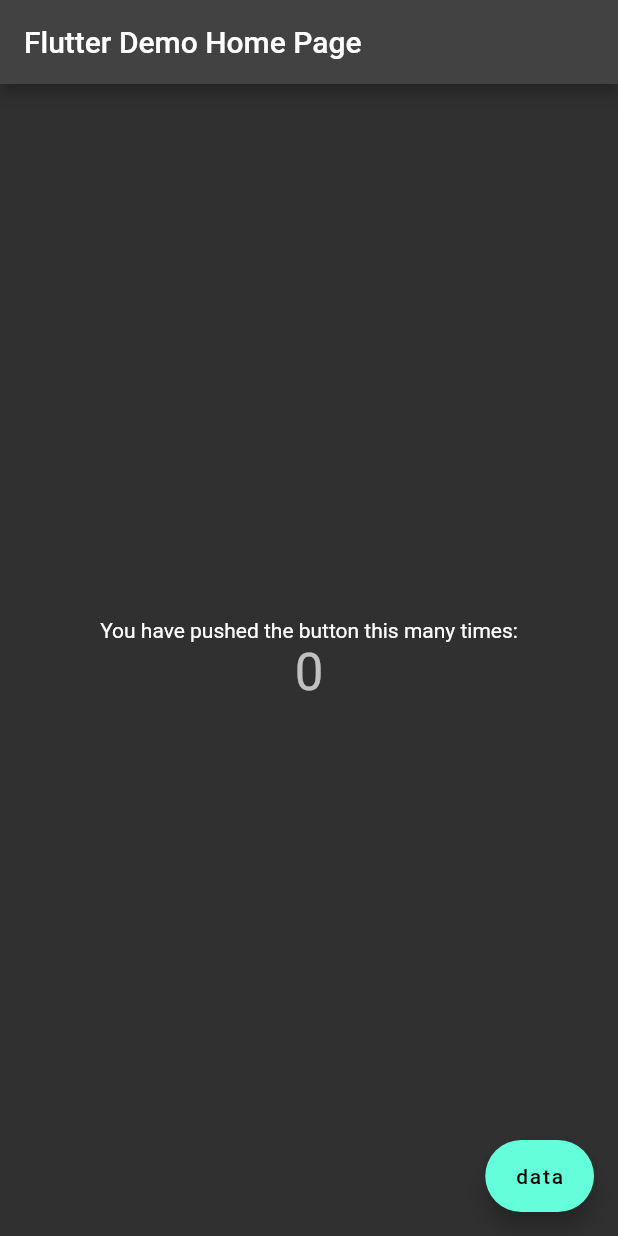
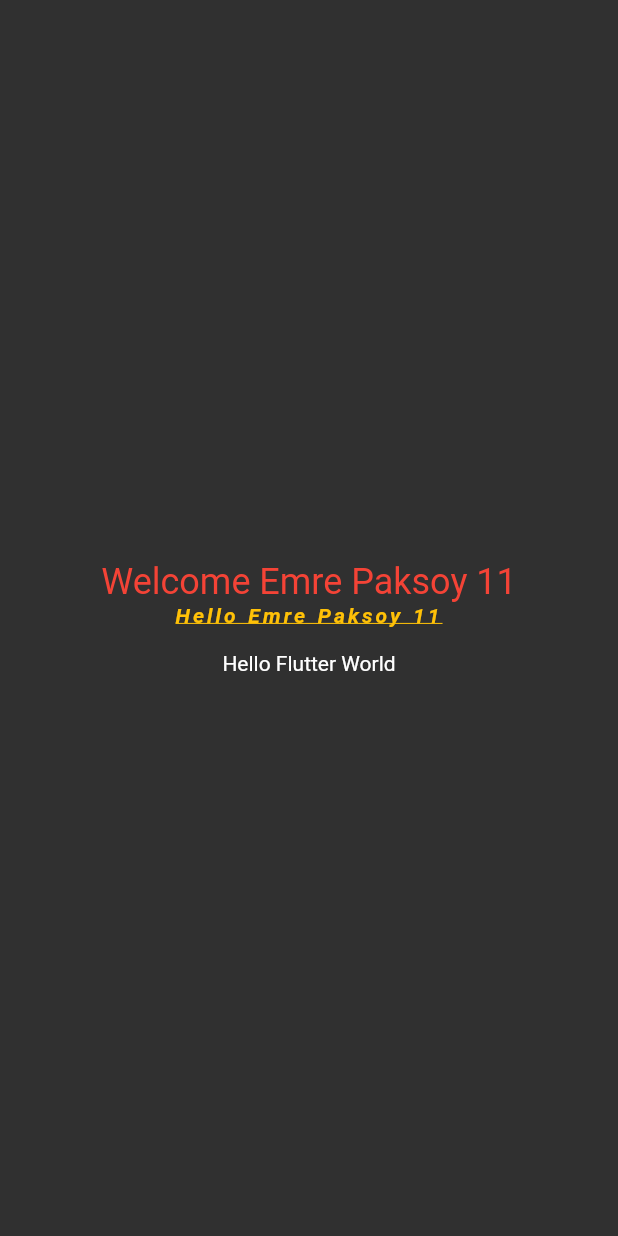
Before and after one commit to emrepaksoy/Flutter, a Flutter app: the screen it shows after launch, on a phone screen of 412 x 824 dp. Run offline on Flutter 3.47's test engine with Material 2 defaults, Android fonts, the phone set to English and light mode, and no system bars.

Commit message:
Text  Component

```diff
--- /dev/null
+++ b/learning_app/lib/101/text_learn_view.dart
@@ -0,0 +1,54 @@
+import 'package:flutter/material.dart';
+
+class TextLearnView extends StatelessWidget {
+    TextLearnView({super.key, this.userName});
+  final String name = 'Emre Paksoy';
+  final String? userName;
+  final ProjectKeys keys = ProjectKeys();
+  @override
+  Widget build(BuildContext context) {
+    return Scaffold(
+        body: Center(
+      child: Column(
+        mainAxisAlignment: MainAxisAlignment.center,
+        children: [
+          Text("Welcome $name ${name.length}",
+              maxLines: 2,
+              overflow: TextOverflow.ellipsis,
+              textAlign: TextAlign.center,
+              style: Theme.of(context).textTheme.headline5?.copyWith(color: ProjectColors.welcomColor)
+              // style icin en dogru yontem theme üzerinden degerleri vermek
+              ),
+          Text("Hello $name ${name.length}",
+              maxLines: 2,
+              overflow: TextOverflow.ellipsis,
+              textAlign: TextAlign.center,
+              style: ProjectStyle.textStyle),
+
+          Text(userName ?? ''), // nullable olan değerler bu sekilde kullanılmalıdır.
+          Text(keys.welcome)
+
+        ],
+      ),
+    ));
+  }
+}
+
+class ProjectStyle{
+  static TextStyle textStyle = const TextStyle(
+    decoration: TextDecoration.underline,
+                  wordSpacing: 1,
+                  letterSpacing: 2,
+                  fontWeight: FontWeight.w600,
+                  fontStyle: FontStyle.italic,
+                  color: Colors.amber
+  );
+}
+
+class ProjectColors{
+  static Color welcomColor = Colors.red;
+}
+
+class ProjectKeys {
+  final String welcome = "Hello Flutter World";
+}
--- a/learning_app/lib/main.dart
+++ b/learning_app/lib/main.dart
@@ -1,4 +1,5 @@
 import 'package:flutter/material.dart';
+import 'package:learning_app/101/text_learn_view.dart';
 
 void main() {
   runApp(const MyApp());
@@ -12,63 +13,62 @@ class MyApp extends StatelessWidget {
   Widget build(BuildContext context) {
     return MaterialApp(
       title: 'Flutter Demo',
+      debugShowCheckedModeBanner: true,
       theme: ThemeData.dark(
 
       ),
-      home: const MyHomePage(title: 'Flutter Demo Home Page'),
+      home:   TextLearnView()
     );
   }
 }
 
-class MyHomePage extends StatefulWidget {
-  const MyHomePage({super.key, required this.title});
+// class MyHomePage extends StatefulWidget {
+//   const MyHomePage({super.key, required this.title});
 
-  final String title;
+//   final String title;
 
-  @override
-  State<MyHomePage> createState() => _MyHomePageState();
-}
+//   @override
+//   State<MyHomePage> createState() => _MyHomePageState();
+// }
 
-class _MyHomePageState extends State<MyHomePage> {
-  int _counter = 0;
+// class _MyHomePageState extends State<MyHomePage> {
+//   int _counter = 0;
 
-  void _incrementCounter() {
-    setState(() {
+//   void _incrementCounter() {
+//     setState(() {
 
-      _counter++;
-    });
-  }
+//       _counter++;
+//     });
+//   }
 
-  @override
-  Widget build(BuildContext context) {
+//   @override
+//   Widget build(BuildContext context) {
 
-    return Scaffold(
-      appBar: AppBar(
+//     return Scaffold(
+//       appBar: AppBar(
 
-        title: Text(widget.title),
-      ),
-      body: Center(
-
-        child: Column(
-
-          mainAxisAlignment: MainAxisAlignment.center,
-          children: <Widget>[
-            const Text(
-              'You have pushed the button this many times:',
-            ),
-            Text(
-              '$_counter',
-              style: Theme.of(context).textTheme.headline4,
-            ),
-          ],
-        ),
-      ),
-      floatingActionButton: FloatingActionButton.extended(
-        onPressed: _incrementCounter,
-        tooltip: 'Increment',
-        //child: const Icon(Icons.add),
-        label: Row(children: const[ Text('data')],)
-      ), // This trailing comma makes auto-formatting nicer for build methods.
-    );
-  }
-}
+//         title: Text(widget.title),
+//       ),
+//       body: Center(
+//         child: Column(
+//           mainAxisAlignment: MainAxisAlignment.center,
+//           children: <Widget>[
+//             const Text(
+//               'You have pushed the button this many times:',
+//             ),
+//             Text(
+//               '$_counter',
+//               style: Theme.of(context).textTheme.headline4,
+//             ),
+//           ],
+//         ),
+//       ),
+//       floatingActionButton: FloatingActionButton.extended(
+//         onPressed: _incrementCounter,
+//         tooltip: 'Increment',
+//         //child: const Icon(Icons.add),
+//         label: Row(children: const[ Text('data')],)
+//       ), // This trailing comma makes auto-formatting nicer for build methods.
+//     );
+//   }
+// }
```
